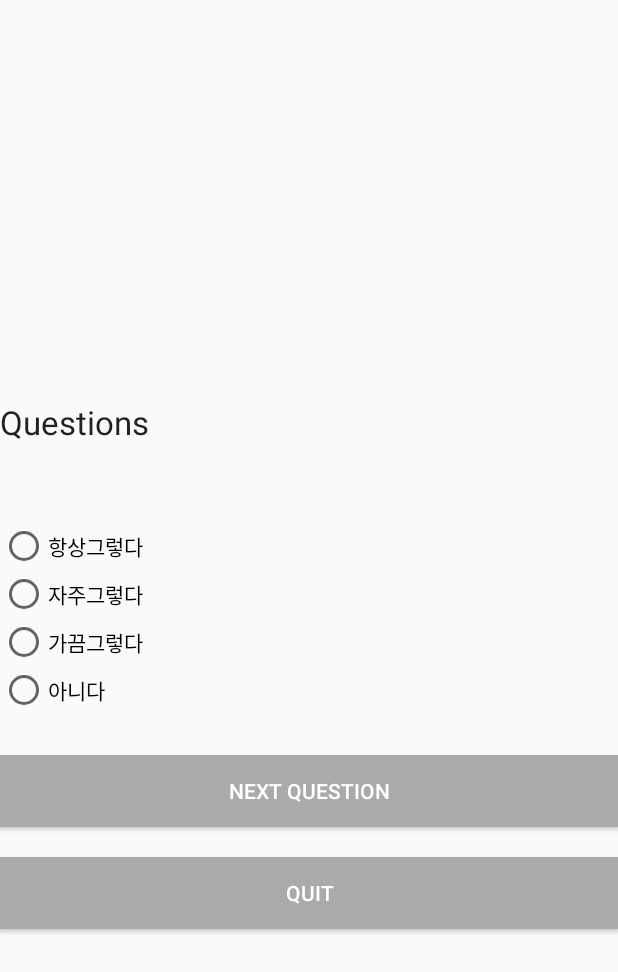
After one commit to funny0601/SimPongLee, an Android app: the layout activity_self_diagnosis_question.xml on its own in the app's theme, with its tools: preview values and no code run, on a phone screen of 412 x 824 dp. The commit adds this screen. Shown: the top 972 px of the screen. Run offline under Robolectric (Android 15) with nearby library versions, the phone set to English and light mode, and no system bars.

Commit message:
selfDiagnosis

```diff
--- a/android/app/src/main/java/com/ddukddak/simpunglee/SelfDiagnosisQuestionActivity.java
+++ b/android/app/src/main/java/com/ddukddak/simpunglee/SelfDiagnosisQuestionActivity.java
@@ -139,7 +139,6 @@ public class SelfDiagnosisQuestionActivity extends AppCompatActivity {
     private List<String> parseJson(String context){
         JsonParser jsonParser = new JsonParser();
         JsonArray jsonArray = (JsonArray) jsonParser.parse(context);
-        //JsonObject object = (JsonObject) jsonArray.get(0);
 
         List<String> stringList = new ArrayList<>();
 
--- /dev/null
+++ b/android/app/src/main/res/layout/activity_self_diagnosis_question.xml
@@ -0,0 +1,95 @@
+<?xml version="1.0" encoding="utf-8"?>
+<RelativeLayout xmlns:android="http://schemas.android.com/apk/res/android"
+    xmlns:tools="http://schemas.android.com/tools"
+    android:layout_width="match_parent"
+    android:layout_height="match_parent">
+
+    <TextView
+        android:layout_width="200dp"
+        android:layout_height="wrap_content"
+        android:textAppearance="?android:attr/textAppearanceLarge"
+        android:id="@+id/DispName"
+        android:textColor="@color/accent_material_light"
+        android:layout_alignParentTop="true"
+        android:layout_alignParentLeft="true"
+        android:layout_alignParentStart="true" />
+
+    <RadioGroup
+        android:layout_width="wrap_content"
+        android:layout_height="wrap_content"
+        android:layout_alignLeft="@+id/DispName"
+        android:layout_alignStart="@+id/DispName"
+        android:id="@+id/testAnswerGrp"
+        android:clickable="true"
+        android:layout_centerVertical="true">
+        <!--android:layout-->
+        <!--android:checkedButton="@+id/radioButton"-->
+
+
+        <RadioButton
+            android:layout_width="wrap_content"
+            android:layout_height="wrap_content"
+            android:text="항상그렇다"
+            android:id="@+id/scoreRadio4"
+            android:checked="false"
+            />
+
+        <RadioButton
+            android:layout_width="wrap_content"
+            android:layout_height="wrap_content"
+            android:text="자주그렇다"
+            android:id="@+id/scoreRadio3"
+            android:checked="false" />
+
+        <RadioButton
+            android:layout_width="wrap_content"
+            android:layout_height="wrap_content"
+            android:text="가끔그렇다"
+            android:id="@+id/scoreRadio2"
+            android:checked="false" />
+
+        <RadioButton
+            android:layout_width="wrap_content"
+            android:layout_height="wrap_content"
+            android:text="아니다"
+            android:id="@+id/scoreRadio1"
+            android:checked="false" />
+
+    </RadioGroup>
+
+    <Button
+        android:id="@+id/nextBtn"
+        android:layout_width="match_parent"
+        android:layout_height="wrap_content"
+        android:layout_below="@+id/testAnswerGrp"
+        android:layout_alignParentEnd="true"
+        android:layout_alignParentRight="true"
+        android:layout_marginTop="27dp"
+        android:background="@android:color/darker_gray"
+        android:text="Next Question"
+        android:textColor="#ffffff" />
+
+    <Button
+        android:id="@+id/quiBtn"
+        android:layout_width="match_parent"
+        android:layout_height="wrap_content"
+        android:layout_below="@+id/nextBtn"
+        android:layout_alignParentEnd="true"
+        android:layout_alignParentRight="true"
+        android:layout_marginTop="20dp"
+        android:background="@android:color/darker_gray"
+        android:text="Quit"
+        android:textColor="#ffffff" />
+
+    <TextView
+        android:layout_width="wrap_content"
+        android:layout_height="wrap_content"
+        android:textAppearance="?android:attr/textAppearanceLarge"
+        android:text="Questions"
+        android:id="@+id/questionTv"
+        android:layout_marginBottom="52dp"
+        android:layout_above="@+id/testAnswerGrp"
+        android:layout_alignParentLeft="true"
+        android:layout_alignParentStart="true" />
+
+</RelativeLayout>
```
Also changed, not shown: android/app/src/main/res/layout/activity_self_diagnosis_result.xml (added, +54 -0 lines).
